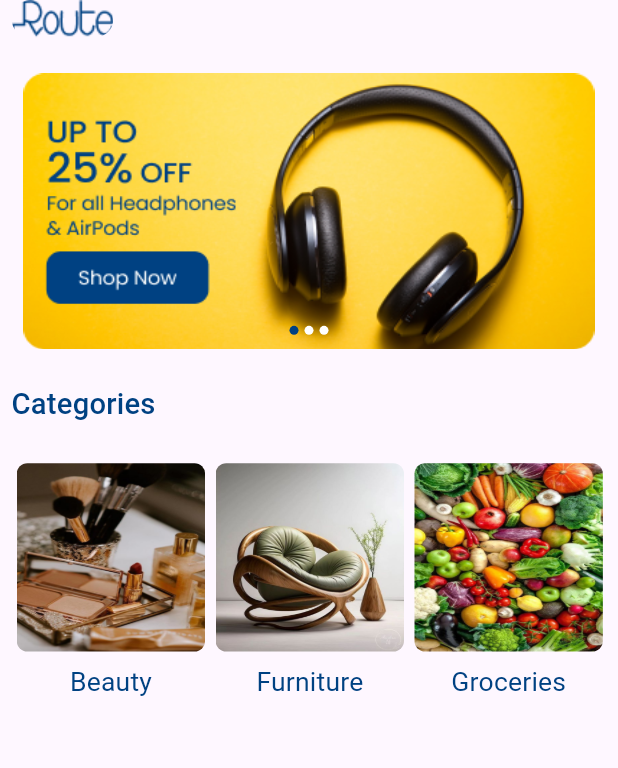
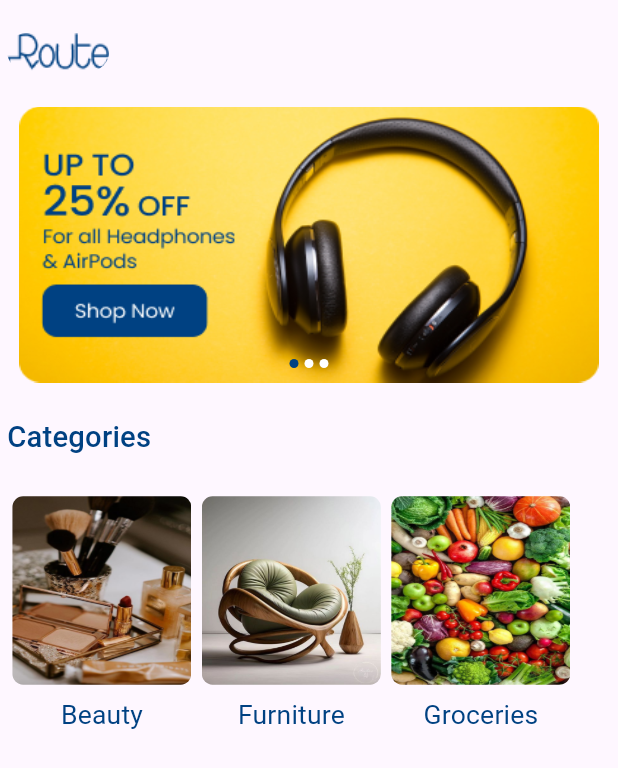
Before and after one commit to M-Tash/Route-Task, a Flutter app: the screen it shows after launch, on a phone screen of 412 x 824 dp. Shown: the top 768 px of the screen. Run offline on Flutter 3.47's test engine with Material 3 defaults, Android fonts, the phone set to English and light mode, and no system bars; drawn by our look-alikes of flutter_image_slideshow; our stand-ins replace connectivity_plus, dartz, flutter_bloc, flutter_screenutil, lottie, readmore.

Commit message:
some tweaks to home screen ui

```diff
--- a/lib/ui/home_screen/home_screen.dart
+++ b/lib/ui/home_screen/home_screen.dart
@@ -29,7 +29,7 @@ class _HomeScreenState extends State<HomeScreen> {
     return Scaffold(
       body: SafeArea(
         child: Padding(
-          padding: EdgeInsets.symmetric(horizontal: 8.w),
+          padding: EdgeInsets.symmetric(horizontal: 5.w, vertical: 25.h),
           child: SingleChildScrollView(
             child: Column(
               crossAxisAlignment: CrossAxisAlignment.start,
--- a/lib/ui/home_screen/widgets/category_item.dart
+++ b/lib/ui/home_screen/widgets/category_item.dart
@@ -20,7 +20,7 @@ class CategoryOrBrandItem extends StatelessWidget {
           Expanded(
             flex: 1,
             child: AspectRatio(
-              aspectRatio: 1,
+              aspectRatio: 0.95,
               child: Container(
                 decoration: BoxDecoration(
                   borderRadius: BorderRadius.circular(8.r),
```
